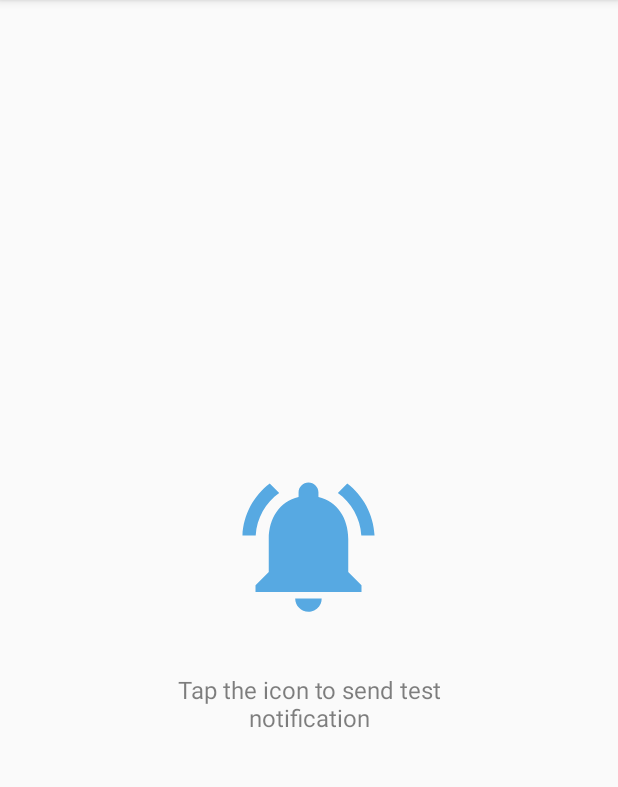
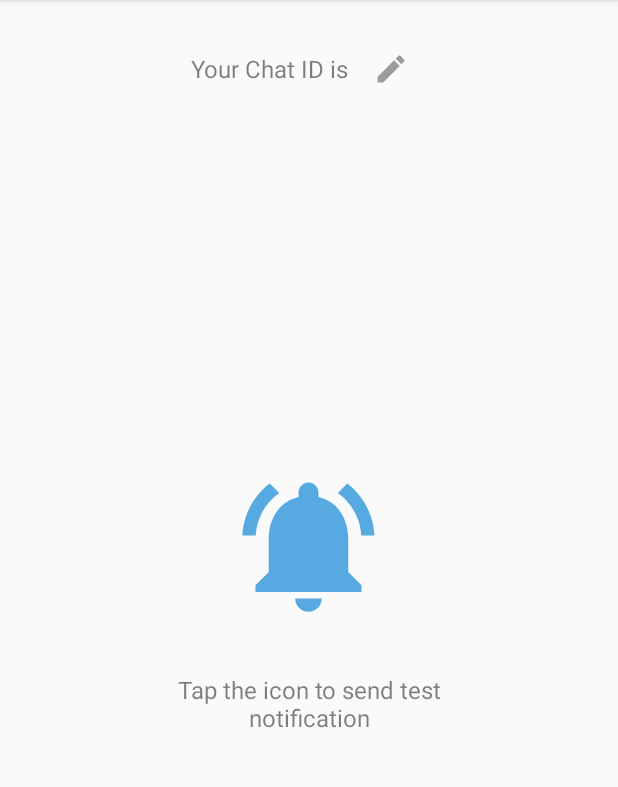
Before and after one commit to alxrm/Disturb, an Android app: the fragment NotifyFragment placed in its activity, on a phone screen of 412 x 824 dp, the part 84-871 px from its top. Run offline under Robolectric (Android 15) with nearby library versions, the phone set to English and light mode, and no system bars; our stand-ins replace ButterKnife, Dagger/Hilt's generated code; libraries missing offline, so code that uses them is left out: com.pengrad.telegrambot.

Commit message:
Added showing of the Chat ID in the notify screen

```diff
--- a/app/src/main/java/rm/com/disturb/ui/NotifyFragment.java
+++ b/app/src/main/java/rm/com/disturb/ui/NotifyFragment.java
@@ -16,7 +16,10 @@ import butterknife.BindString;
 import butterknife.BindView;
 import butterknife.OnClick;
 import javax.inject.Inject;
+import javax.inject.Provider;
 import rm.com.disturb.R;
+import rm.com.disturb.storage.ChatId;
+import rm.com.disturb.storage.Password;
 import rm.com.disturb.telegram.Notifier;
 import rm.com.disturb.utils.Permissions;
 
@@ -32,10 +35,14 @@ public final class NotifyFragment extends BaseFragment {
   @BindString(R.string.permissions_rationale) String permissionsRationale;
   @BindColor(R.color.color_icon_activated) int colorIconActivated;
 
-  @BindView(R.id.button_test_call) ImageView testCall;
-  @BindView(R.id.text_description) TextView description;
+  @BindView(R.id.notify_test_send) ImageView testCall;
+  @BindView(R.id.notify_description_text) TextView description;
+  @BindView(R.id.notify_chat_id_text) TextView chatIdText;
 
   @Inject Notifier notifier;
+
+  @Inject @ChatId Provider<String> chatId;
+  @Inject @Password Provider<String> password;
 
   public static NotifyFragment newInstance() {
     return new NotifyFragment();
@@ -51,6 +58,8 @@ public final class NotifyFragment extends BaseFragment {
     super.onViewCreated(view, savedInstanceState);
     injector().inject(this);
     toggleActionBar(true);
+
+    chatIdText.setText(getString(R.string.text_chat_id, chatId.get()));
 
     if (areAnyPermissionsGranted()) {
       indicateNotificationsAvailable();
@@ -74,13 +83,16 @@ public final class NotifyFragment extends BaseFragment {
     }
   }
 
-  @OnClick(R.id.button_test_call) void onSendTestNotification() {
+  @OnClick(R.id.notify_test_send) void onSendTestNotification() {
     if (!areAnyPermissionsGranted()) {
       requestAllPermissions();
       return;
     }
 
     notifier.notify(messageTestNotification);
+  }
+
+  @OnClick(R.id.notify_chat_id_change) void onChangeChatId() {
   }
 
   private boolean areAnyPermissionsGranted() {
--- /dev/null
+++ b/app/src/main/java/rm/com/disturb/ui/PasswordDialogFragment.java
@@ -0,0 +1,11 @@
+package rm.com.disturb.ui;
+
+import android.app.DialogFragment;
+
+/**
+ * Created by alex
+ */
+
+public final class PasswordDialogFragment extends DialogFragment {
+
+}
--- /dev/null
+++ b/app/src/main/res/drawable/ic_edit.xml
@@ -0,0 +1,9 @@
+<vector xmlns:android="http://schemas.android.com/apk/res/android"
+        android:width="24dp"
+        android:height="24dp"
+        android:viewportWidth="24.0"
+        android:viewportHeight="24.0">
+    <path
+        android:fillColor="#60000000"
+        android:pathData="M3,17.25V21h3.75L17.81,9.94l-3.75,-3.75L3,17.25zM20.71,7.04c0.39,-0.39 0.39,-1.02 0,-1.41l-2.34,-2.34c-0.39,-0.39 -1.02,-0.39 -1.41,0l-1.83,1.83 3.75,3.75 1.83,-1.83z"/>
+</vector>
--- a/app/src/main/res/layout/fragment_login.xml
+++ b/app/src/main/res/layout/fragment_login.xml
@@ -78,6 +78,7 @@
           android:layout_height="wrap_content"
           android:hint="Password"
           android:inputType="numberPassword"
+          android:maxLength="5"
           android:lines="1"
           />
 
--- a/app/src/main/res/layout/fragment_notify.xml
+++ b/app/src/main/res/layout/fragment_notify.xml
@@ -1,30 +1,67 @@
-<LinearLayout
+<RelativeLayout
     xmlns:android="http://schemas.android.com/apk/res/android"
     xmlns:app="http://schemas.android.com/apk/res-auto"
     xmlns:tools="http://schemas.android.com/tools"
     android:layout_width="match_parent"
     android:layout_height="match_parent"
     android:animateLayoutChanges="true"
-    android:gravity="center"
-    android:orientation="vertical"
     tools:context="rm.com.disturb.ui.MainActivity"
     >
 
+  <!--I could use TextView with drawables, but they don't support vectors-->
+  <LinearLayout
+      android:layout_width="wrap_content"
+      android:layout_height="60dp"
+      android:layout_centerHorizontal="true"
+      android:layout_marginTop="16dp"
+      android:gravity="center_vertical"
+      android:orientation="horizontal"
+      tools:ignore="UseCompoundDrawables"
+      >
+
+    <TextView
+        android:id="@+id/notify_chat_id_text"
+        android:layout_width="wrap_content"
+        android:layout_height="wrap_content"
+        android:text="@string/text_chat_id"
+        android:textColor="#80000000"
+        android:textSize="16sp"
+        />
+
     <ImageView
-      android:id="@+id/button_test_call"
+        android:id="@+id/notify_chat_id_change"
+        android:layout_width="wrap_content"
+        android:layout_height="wrap_content"
+        android:background="?attr/selectableItemBackgroundBorderless"
+        android:clickable="true"
+        android:padding="12dp"
+        app:srcCompat="@drawable/ic_edit"
+        />
+  </LinearLayout>
+
+  <LinearLayout
+      android:layout_width="wrap_content"
+      android:layout_height="wrap_content"
+      android:layout_centerInParent="true"
+      android:gravity="center"
+      android:orientation="vertical"
+      >
+
+    <ImageView
+        android:id="@+id/notify_test_send"
         android:layout_width="wrap_content"
         android:layout_height="wrap_content"
         android:layout_margin="32dp"
+        android:alpha="0.5"
         android:background="?attr/selectableItemBackgroundBorderless"
         android:clickable="true"
         android:scaleType="centerInside"
         app:srcCompat="@drawable/ic_notifications"
-      android:alpha="0.5"
         tools:ignore="ContentDescription"
         />
 
     <TextView
-      android:id="@+id/text_description"
+        android:id="@+id/notify_description_text"
         android:layout_width="224dp"
         android:layout_height="wrap_content"
         android:gravity="center"
@@ -34,3 +71,4 @@
         />
 
   </LinearLayout>
+</RelativeLayout>
--- a/app/src/main/res/values/strings.xml
+++ b/app/src/main/res/values/strings.xml
@@ -4,4 +4,5 @@
   <string name="description_wait_permissions">Waiting for the permissions…</string>
   <string name="message_test_notification">Test</string>
   <string name="permissions_rationale">This app would not work without permission to receive SMS or phone calls</string>
+  <string name="text_chat_id">Your Chat ID is %1$s</string>
 </resources>
```
Lines whose indentation alone changed are shown as unchanged.
